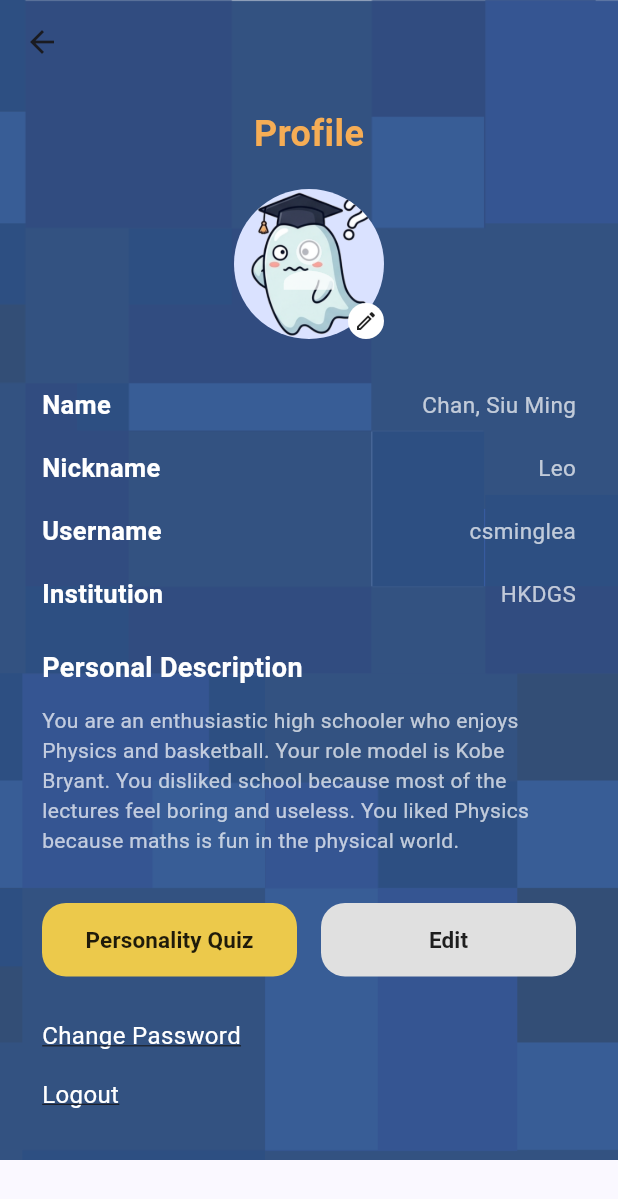
After one commit to wymsoo/socratic_chatbot, a Flutter app: the screen it shows after launch, after a tap on "Profile", on a phone screen of 412 x 824 dp. The commit adds this screen. Shown: the top 1199 px of the screen. Run offline on Flutter 3.47's test engine with Material 3 defaults, Android fonts, the phone set to English and light mode, and no system bars; our stand-ins replace pdf, printing; network calls fail.

Commit message:
profile page

```diff
--- a/lib/breakout.dart
+++ b/lib/breakout.dart
@@ -977,7 +977,7 @@ class _ChatPageState extends State<ChatPage> {
                   alignment: Alignment.center,
                   children: [
                     const Text(
-                      'Change in Atomic States',
+                      'Statistical Mechanics',
                       style: TextStyle(
                         color: Colors.white,
                         fontSize: 18,
--- a/lib/main.dart
+++ b/lib/main.dart
@@ -1,5 +1,7 @@
 import 'package:flutter/material.dart';
 import 'breakout.dart';
+import 'data.dart';
+import 'profile.dart';
 
 void main() {
   runApp(const MyApp());
@@ -138,7 +140,14 @@ class HomePage extends StatelessWidget {
                   ),
                   const SizedBox(height: 18),
                   InkWell(
-                    onTap: () {},
+                    onTap: () {
+                      Navigator.push(
+                        context,
+                        MaterialPageRoute(
+                          builder: (context) => const AnalyticsApp(),
+                        ),
+                      );
+                    },
                     borderRadius: BorderRadius.circular(24),
                     child: Container(
                       height: 84,
@@ -168,6 +177,52 @@ class HomePage extends StatelessWidget {
                           ),
                           Icon(
                             Icons.dashboard_customize,
+                            size: 32,
+                            color: Color(0xFF8B5E87),
+                          ),
+                        ],
+                      ),
+                    ),
+                  ),
+                  const SizedBox(height: 18),
+                  InkWell(
+                    onTap: () {
+                      Navigator.push(
+                        context,
+                        MaterialPageRoute(
+                          builder: (context) => const ProfilePage(),
+                        ),
+                      );
+                    },
+                    borderRadius: BorderRadius.circular(24),
+                    child: Container(
+                      height: 84,
+                      decoration: BoxDecoration(
+                        color: const Color(0xFFF7E8E1),
+                        borderRadius: BorderRadius.circular(24),
+                        boxShadow: [
+                          BoxShadow(
+                            color: const Color.fromRGBO(0, 0, 0, 0.12),
+                            blurRadius: 14,
+                            offset: const Offset(0, 6),
+                          ),
+                        ],
+                      ),
+                      padding: const EdgeInsets.symmetric(horizontal: 20),
+                      child: Row(
+                        children: const [
+                          Expanded(
+                            child: Text(
+                              'Profile',
+                              style: TextStyle(
+                                fontSize: 20,
+                                fontWeight: FontWeight.bold,
+                                color: Colors.black87,
+                              ),
+                            ),
+                          ),
+                          Icon(
+                            Icons.person_outline,
                             size: 32,
                             color: Color(0xFF8B5E87),
                           ),
--- /dev/null
+++ b/lib/profile.dart
@@ -0,0 +1,223 @@
+import 'package:flutter/material.dart';
+import 'learning_style_quiz.dart';
+
+class ProfilePage extends StatelessWidget {
+  const ProfilePage({Key? key}) : super(key: key);
+
+  @override
+  Widget build(BuildContext context) {
+    return Scaffold(
+      extendBodyBehindAppBar: true,
+      appBar: AppBar(
+        backgroundColor: Colors.transparent,
+        elevation: 0,
+      ),
+      body: Stack(
+        children: [
+          // Background Image
+          Positioned.fill(
+            child: Image.asset(
+              'assets/background.png',
+              fit: BoxFit.cover,
+              errorBuilder: (context, error, stackTrace) => Container(
+                color: const Color(0xFF2C5282), // Deep blue fall-back
+              ),
+            ),
+          ),
+          // Content Overlay
+          SafeArea(
+            child: SingleChildScrollView(
+              padding: const EdgeInsets.symmetric(horizontal: 28, vertical: 16),
+              child: Column(
+                crossAxisAlignment: CrossAxisAlignment.start,
+                children: [
+                  // Header Title
+                  const Center(
+                    child: Text(
+                      'Profile',
+                      style: TextStyle(
+                        fontSize: 24,
+                        fontWeight: FontWeight.bold,
+                        color: Color(0xFFF6AD55), // Warm yellow/gold text
+                      ),
+                    ),
+                  ),
+                  const SizedBox(height: 20),
+
+                  // Avatar with Edit Button
+                  Center(
+                    child: Stack(
+                      children: [
+                        const CircleAvatar(
+                          radius: 50,
+                          backgroundImage: AssetImage('assets/avatar.png'),
+                          // Fallback icon if asset fails
+                          child: Icon(Icons.person, size: 50, color: Colors.white70),
+                        ),
+                        Positioned(
+                          bottom: 0,
+                          right: 0,
+                          child: Container(
+                            padding: const EdgeInsets.all(4),
+                            decoration: const BoxDecoration(
+                              color: Colors.white,
+                              shape: BoxShape.circle,
+                            ),
+                            child: const Icon(
+                              Icons.edit_outlined,
+                              size: 16,
+                              color: Colors.black87,
+                            ),
+                          ),
+                        ),
+                      ],
+                    ),
+                  ),
+                  const SizedBox(height: 32),
+
+                  // Information Rows
+                  _buildProfileRow('Name', 'Chan, Siu Ming'),
+                  const SizedBox(height: 18),
+                  _buildProfileRow('Nickname', 'Leo'),
+                  const SizedBox(height: 18),
+                  _buildProfileRow('Username', 'csminglea'),
+                  const SizedBox(height: 18),
+                  _buildProfileRow('Institution', 'HKDGS'),
+                  const SizedBox(height: 24),
+
+                  // Personal Description Section
+                  const Text(
+                    'Personal Description',
+                    style: TextStyle(
+                      fontSize: 18,
+                      fontWeight: FontWeight.bold,
+                      color: Colors.white,
+                    ),
+                  ),
+                  const SizedBox(height: 12),
+                  const Text(
+                    'You are an enthusiastic high schooler who enjoys Physics and basketball. '
+                    'Your role model is Kobe Bryant. You disliked school because most of the '
+                    'lectures feel boring and useless. You liked Physics because maths is fun in the physical world.',
+                    style: TextStyle(
+                      color: Colors.white70,
+                      fontSize: 14,
+                      height: 1.4,
+                    ),
+                  ),
+                  const SizedBox(height: 32),
+
+                  // Action Buttons (Personality Quiz & Edit)
+                  Row(
+                    children: [
+                      Expanded(
+                        child: ElevatedButton(
+                          style: ElevatedButton.styleFrom(
+                            backgroundColor: const Color(0xFFECC94B), // Yellow pill
+                            foregroundColor: Colors.black87,
+                            elevation: 0,
+                            padding: const EdgeInsets.symmetric(vertical: 14),
+                            shape: RoundedRectangleBorder(
+                              borderRadius: BorderRadius.circular(16),
+                            ),
+                          ),
+                          onPressed: () {
+                            Navigator.push(
+                              context,
+                              MaterialPageRoute(
+                                builder: (context) => const LearningStyleQuizPage(),
+                              ),
+                            );
+                          },
+                          child: const Text(
+                            'Personality Quiz',
+                            style: TextStyle(
+                              fontSize: 15,
+                              fontWeight: FontWeight.bold,
+                            ),
+                          ),
+                        ),
+                      ),
+                      const SizedBox(width: 16),
+                      Expanded(
+                        child: ElevatedButton(
+                          style: ElevatedButton.styleFrom(
+                            backgroundColor: Colors.grey.shade300, // Light grey pill
+                            foregroundColor: Colors.black87,
+                            elevation: 0,
+                            padding: const EdgeInsets.symmetric(vertical: 14),
+                            shape: RoundedRectangleBorder(
+                              borderRadius: BorderRadius.circular(16),
+                            ),
+                          ),
+                          onPressed: () {},
+                          child: const Text(
+                            'Edit',
+                            style: TextStyle(
+                              fontSize: 15,
+                              fontWeight: FontWeight.bold,
+                            ),
+                          ),
+                        ),
+                      ),
+                    ],
+                  ),
+                  const SizedBox(height: 28),
+
+                  // Footer Links
+                  GestureDetector(
+                    onTap: () {},
+                    child: const Text(
+                      'Change Password',
+                      style: TextStyle(
+                        color: Colors.white,
+                        fontSize: 16,
+                        decoration: TextDecoration.underline,
+                      ),
+                    ),
+                  ),
+                  const SizedBox(height: 16),
+                  GestureDetector(
+                    onTap: () {},
+                    child: const Text(
+                      'Logout',
+                      style: TextStyle(
+                        color: Colors.white,
+                        fontSize: 16,
+                        decoration: TextDecoration.underline,
+                      ),
+                    ),
+                  ),
+                  const SizedBox(height: 16),
+                ],
+              ),
+            ),
+          ),
+        ],
+      ),
+    );
+  }
+
+  Widget _buildProfileRow(String label, String value) {
+    return Row(
+      mainAxisAlignment: MainAxisAlignment.spaceBetween,
+      children: [
+        Text(
+          label,
+          style: const TextStyle(
+            fontSize: 17,
+            fontWeight: FontWeight.bold,
+            color: Colors.white,
+          ),
+        ),
+        Text(
+          value,
+          style: const TextStyle(
+            fontSize: 15,
+            color: Colors.white70,
+          ),
+        ),
+      ],
+    );
+  }
+}
--- a/pubspec.yaml
+++ b/pubspec.yaml
@@ -30,6 +30,7 @@ environment:
 dependencies:
   flutter:
     sdk: flutter
+  csv: ^5.1.1
   pdf: ^3.11.1
   printing: ^5.12.0
   # The following adds the Cupertino Icons font to your application.
@@ -68,6 +69,8 @@ flutter:
     - assets/ghosty_robot.PNG
     - assets/ghosty_icon.PNG
     - assets/user.png
+    - assets/data.csv
+    - assets/avatar.png
 
 
   # An image asset can refer to one or more resolution-specific "variants", see
```
Also changed, not shown: lib/learning_style_quiz.dart (added, +274 -0 lines), assets/avatar.png (added), pubspec.lock, 4 other files.
